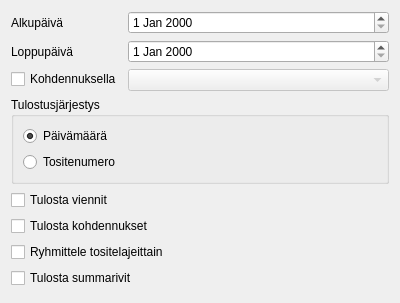
Before: the Qt Designer form kitupiikki/raportti/paivakirja.ui in artoh/kitupiikki, drawn with Qt 5.
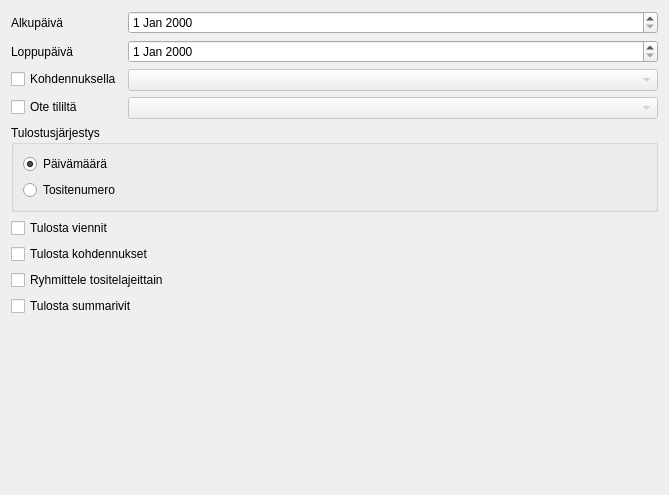
After: the same form once the commit is applied.

Patch:
```diff
--- a/kitupiikki/raportti/paivakirja.ui
+++ b/kitupiikki/raportti/paivakirja.ui
@@ -6,8 +6,8 @@
    <rect>
     <x>0</x>
     <y>0</y>
-    <width>400</width>
-    <height>303</height>
+    <width>669</width>
+    <height>495</height>
    </rect>
   </property>
   <property name="windowTitle">
@@ -56,6 +56,20 @@
        </property>
       </widget>
      </item>
+     <item row="3" column="0">
+      <widget class="QCheckBox" name="tiliBox">
+       <property name="text">
+        <string>Ote tililtä</string>
+       </property>
+      </widget>
+     </item>
+     <item row="3" column="1">
+      <widget class="QComboBox" name="tiliCombo">
+       <property name="enabled">
+        <bool>false</bool>
+       </property>
+      </widget>
+     </item>
     </layout>
    </item>
    <item>
```
Left out of the diff: 38 changed lines with no effect on the pictures.
